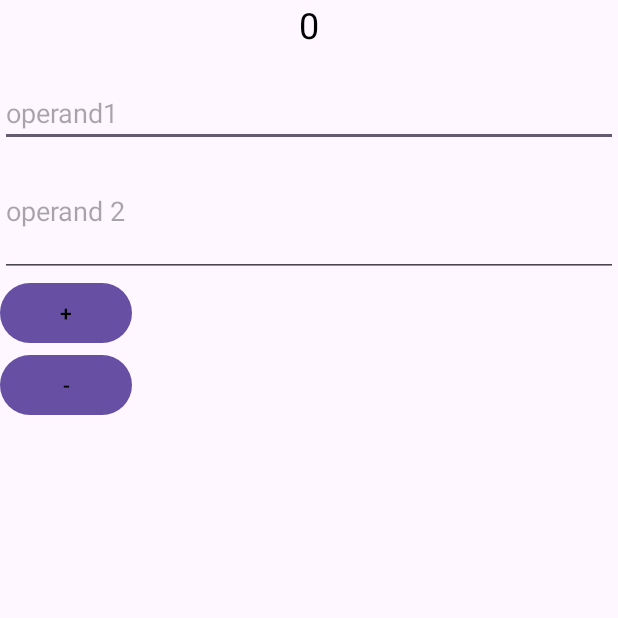
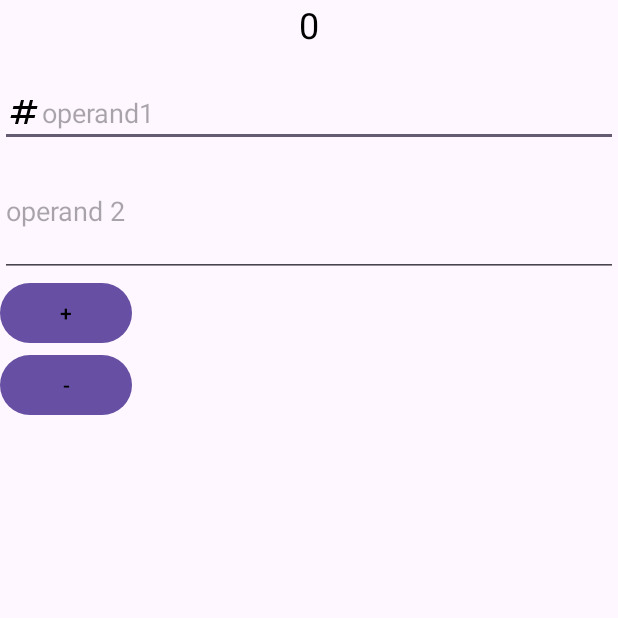
Before and after one commit to KomnisEvangelos/MVC-Calculator, an Android app: the MainActivity screen opened directly, with no data from a screen before it, on a phone screen of 412 x 824 dp, the top half of it. Run offline under Robolectric (Android 15) with nearby library versions, the phone set to English and light mode, and no system bars.

Commit message:
drawable example

```diff
--- /dev/null
+++ b/app/src/main/res/drawable/baseline_numbers_24.xml
@@ -0,0 +1,5 @@
+<vector android:height="24dp" android:tint="#000000"
+    android:viewportHeight="24" android:viewportWidth="24"
+    android:width="24dp" xmlns:android="http://schemas.android.com/apk/res/android">
+    <path android:fillColor="@android:color/white" android:pathData="M20.5,10L21,8h-4l1,-4h-2l-1,4h-4l1,-4h-2L9,8H5l-0.5,2h4l-1,4h-4L3,16h4l-1,4h2l1,-4h4l-1,4h2l1,-4h4l0.5,-2h-4l1,-4H20.5zM13.5,14h-4l1,-4h4L13.5,14z"/>
+</vector>
--- a/app/src/main/res/layout/activity_main.xml
+++ b/app/src/main/res/layout/activity_main.xml
@@ -20,7 +20,9 @@
         android:id="@+id/operand1EditText"
         android:hint="@string/operand1"
         android:layout_marginTop="20dp"
+        android:drawableLeft="@drawable/baseline_numbers_24"
         />
+
 
     <EditText
         android:layout_width="match_parent"
```
